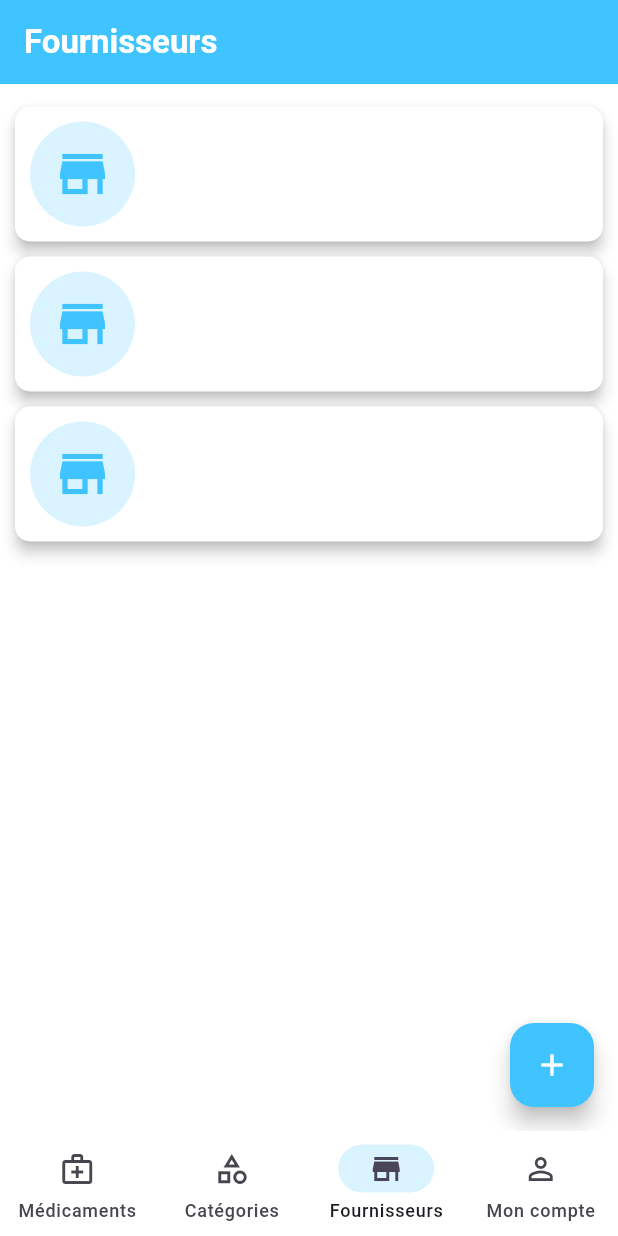
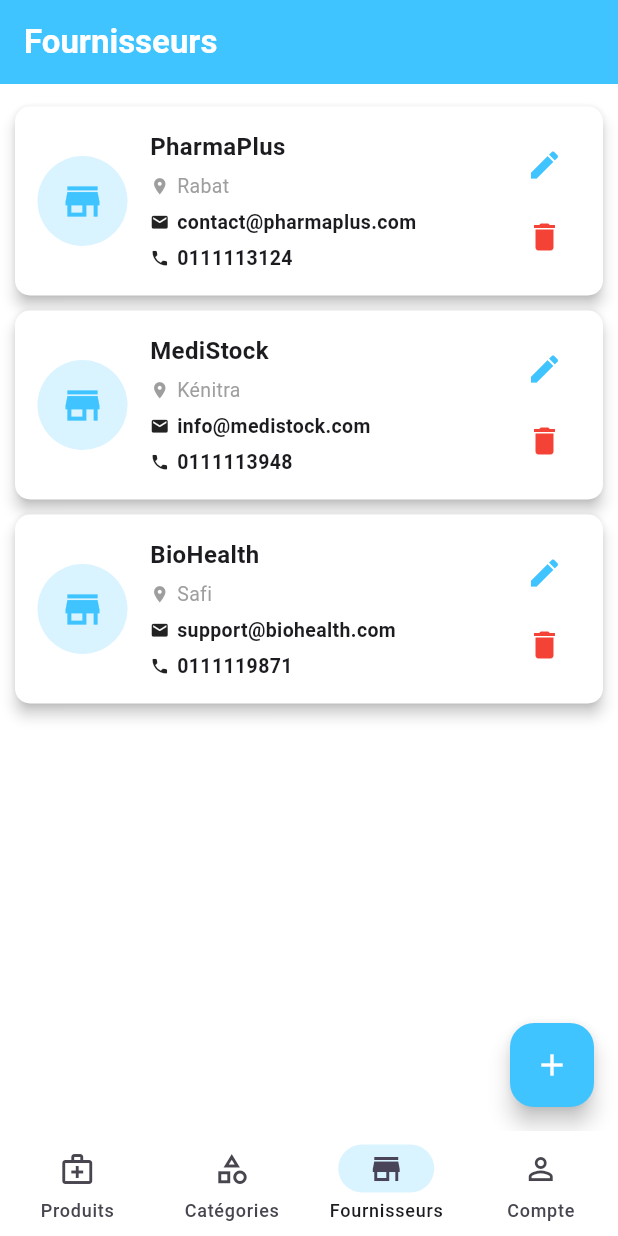
Before and after one commit to ElhaddajAya/inventory-management-app, a Flutter app: the screen it shows after launch, item 3 of the bottom bar chosen, on a phone screen of 412 x 824 dp. Run offline on Flutter 3.47's test engine with Material 3 defaults, Android fonts, the light colour scheme and no system bars.

Commit message:
Added ProviderScreen

```diff
--- a/lib/Screens/ProviderListScreen.dart
+++ b/lib/Screens/ProviderListScreen.dart
@@ -2,9 +2,9 @@ import 'package:flutter/material.dart';
 
 class ProviderlistScreen extends StatelessWidget {
   final List<Map<String, String>> fournisseurs = [
-    {"nom": "PharmaPlus", "email": "contact@pharmaplus.com", "phone": "0111113124"},
-    {"nom": "MediStock", "email": "info@medistock.com", "phone": "0111113124"},
-    {"nom": "BioHealth", "email": "support@biohealth.com", "phone": "0111113124"},
+    {"name": "PharmaPlus", "email": "contact@pharmaplus.com", "phone": "0111113124", "city": "Rabat"},
+    {"name": "MediStock", "email": "info@medistock.com", "phone": "0111113948", "city": "Kénitra"},
+    {"name": "BioHealth", "email": "support@biohealth.com", "phone": "0111119871", "city": "Safi"},
   ];
 
   Widget build(BuildContext context) {
@@ -31,26 +31,86 @@ class ProviderlistScreen extends StatelessWidget {
               shape: RoundedRectangleBorder(
                 borderRadius: BorderRadius.circular(10)
               ),
+              child: Padding(
+                padding: EdgeInsets.all(15),
                 child: Row(
+                  crossAxisAlignment: CrossAxisAlignment.center,
                   children: [
                     // Icône arrondie du magasin
                     Container(
-                    margin: EdgeInsets.all(10),
-                    width: 70,
-                    height: 70,
+                      width: 60,
+                      height: 60,
                       decoration: BoxDecoration(
                         color: Colors.lightBlueAccent.withOpacity(0.2),
                         shape: BoxShape.circle,
                       ),
-                    child: Icon(Icons.store, size: 40, color: Colors.lightBlueAccent),
+                      child: Icon(Icons.store, size: 30, color: Colors.lightBlueAccent),
                     ),
                     SizedBox(width: 15),
                     // Détails du fournisseur
                     Column(
-
+                      crossAxisAlignment: CrossAxisAlignment.start,
+                      children: [
+                        Text(
+                          "${fourniss["name"]}",
+                          style: TextStyle(fontWeight: FontWeight.bold, fontSize: 16),
+                        ),
+                        SizedBox(height: 5),
+                        Row(
+                          children: [
+                            Icon(Icons.location_on, size: 13, color: Colors.grey,),
+                            SizedBox(width: 5,),
+                            Text(
+                              "${fourniss["city"]}",
+                              style: TextStyle(fontSize: 13, color: Colors.grey),
                             )
                           ],
                         ),
+                        SizedBox(height: 5),
+                        Row(
+                          children: [
+                            Icon(Icons.email, size: 13,),
+                            SizedBox(width: 5,),
+                            Text(
+                              "${fourniss["email"]}",
+                              style: TextStyle(fontWeight: FontWeight.bold, fontSize: 13),
+                            )
+                          ],
+                        ),
+                        SizedBox(height: 5),
+                        Row(
+                          children: [
+                            Icon(Icons.phone, size: 13,),
+                            SizedBox(width: 5,),
+                            Text(
+                              "${fourniss["phone"]}",
+                              style: TextStyle(fontWeight: FontWeight.bold, fontSize: 13),
+                            )
+                          ],
+                        ),
+                      ],
+                    ),
+                    Spacer(),
+                    Column(
+                      mainAxisSize: MainAxisSize.min,
+                      children: [
+                        IconButton(
+                          icon: Icon(Icons.edit),
+                          color: Colors.lightBlueAccent,
+                          onPressed: () {},
+                        ),
+                        IconButton(
+                          icon: Icon(Icons.delete),
+                          color: Colors.red,
+                          onPressed: () {
+                            _showDeleteConfirmation(context, fourniss["name"]!);
+                          },
+                        ),
+                      ],
+                    ),
+                  ],
+                ),
+              )
             );
           },
         ),
@@ -63,4 +123,32 @@ class ProviderlistScreen extends StatelessWidget {
       ),
     );
   }
+
+  void _showDeleteConfirmation(BuildContext context, String fournissName) {
+    showDialog(
+      context: context,
+      builder: (context) {
+        return AlertDialog(
+          title: Text("Supprimer $fournissName ?"),
+          backgroundColor: Colors.white,
+          content: Text("Êtes-vous sûr de vouloir supprimer ce fournisseur ?"),
+          actions: [
+            TextButton(
+              onPressed: () => Navigator.pop(context),
+              child: Text("Annuler", style: TextStyle(color: Colors.lightBlueAccent),),
+            ),
+            TextButton(
+              onPressed: () {
+                Navigator.pop(context);
+                ScaffoldMessenger.of(context).showSnackBar(
+                  SnackBar(content: Text("$fournissName supprimé")),
+                );
+              },
+              child: Text("Supprimer", style: TextStyle(color: Colors.red)),
+            ),
+          ],
+        );
+      },
+    );
   }
+}
--- a/lib/main.dart
+++ b/lib/main.dart
@@ -30,7 +30,7 @@ class _HomeScreenState extends State<HomePage> {
     HomeScreen(),
     CategoryScreen(),
     ProviderlistScreen(),
-    Container() // User's account
+    Container(), // User's account
   ];
 
   void _onItemTapped(int index) {
@@ -53,8 +53,8 @@ class _HomeScreenState extends State<HomePage> {
           NavigationDestination(
             icon: Icon(Icons.medical_services_outlined),
             selectedIcon: Icon(Icons.medical_services),
-            label: "Médicaments",
-            tooltip: "Médicaments",
+            label: "Produits",
+            tooltip: "Produits",
           ),
           NavigationDestination(
             icon: Icon(Icons.category_outlined),
@@ -71,8 +71,8 @@ class _HomeScreenState extends State<HomePage> {
           NavigationDestination(
             icon: Icon(Icons.person_outline),
             selectedIcon: Icon(Icons.person),
-            label: "Mon compte",
-            tooltip: "Mon compte",
+            label: "Compte",
+            tooltip: "Compte",
           ),
         ],
       ),
```
Also changed, not shown: lib/Screens/CategoryScreen.dart (+4 -4 lines), lib/Screens/HomeScreen.dart (+27 -13 lines), lib/Screens/MedicineListScreen.dart (+42 -22 lines). Lines whose indentation alone changed are shown as unchanged.
